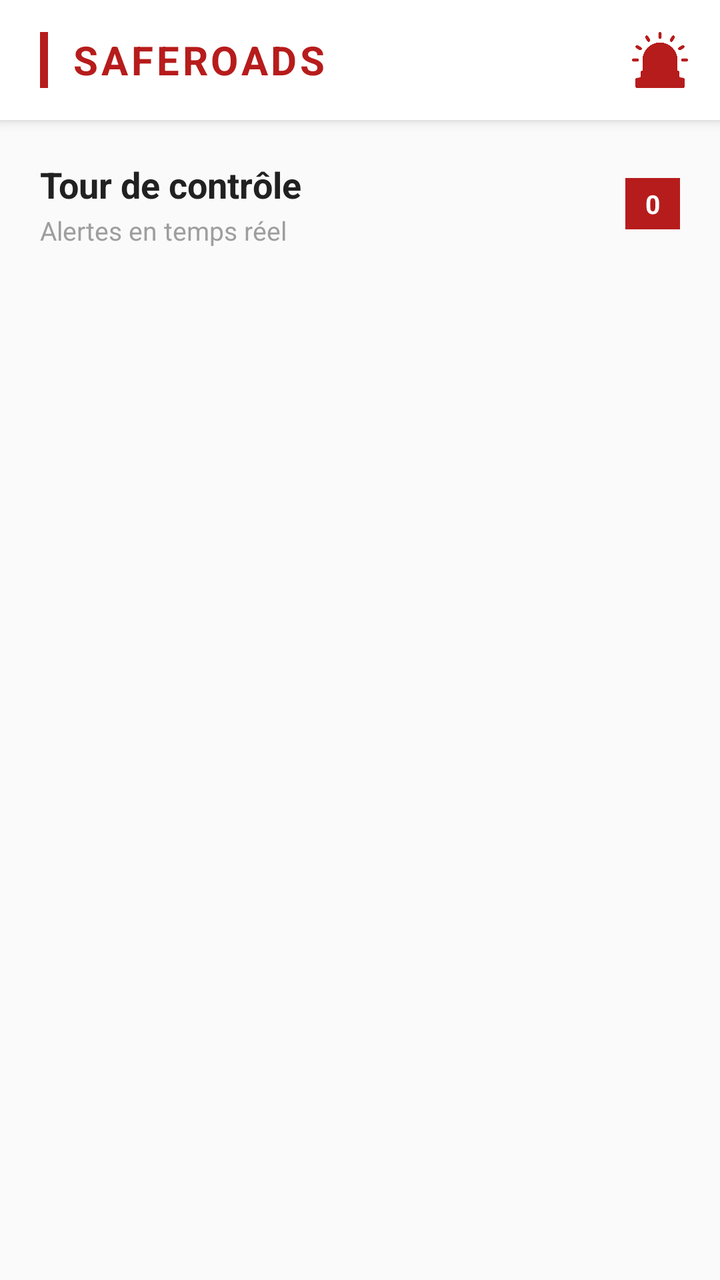
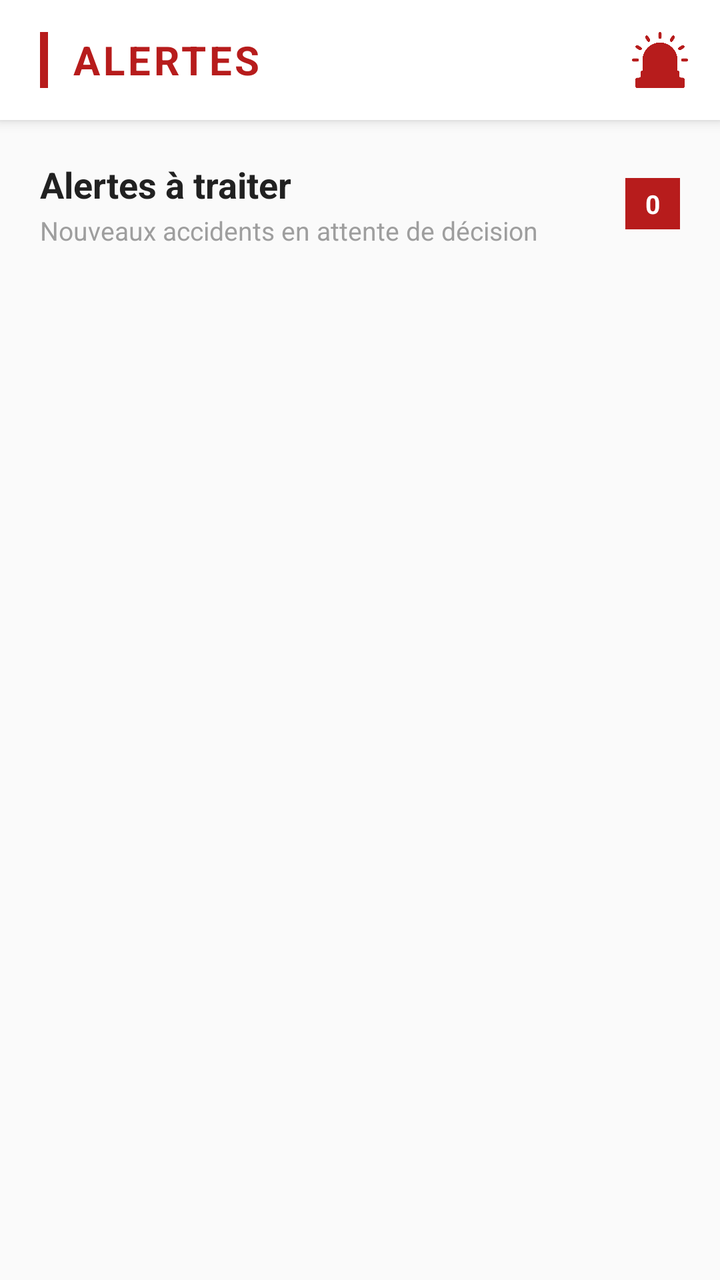

Screens rendered from an Android XML layout before and after an edit, with the pre-edit source and the edit as a unified diff.
<!-- AndroidManifest.xml: application theme Theme.MyApplication -->
<!-- res/layout/fragment_control_tower.xml -->
<?xml version="1.0" encoding="utf-8"?>
<LinearLayout xmlns:android="http://schemas.android.com/apk/res/android"
    xmlns:app="http://schemas.android.com/apk/res-auto"
    android:layout_width="match_parent"
    android:layout_height="match_parent"
    android:orientation="vertical"
    android:background="@color/app_background"
    android:layout_marginTop="25sp">

    
    <LinearLayout
        android:layout_width="match_parent"
        android:layout_height="60dp"
        android:orientation="horizontal"
        android:background="@color/app_surface"
        android:paddingStart="20dp"
        android:paddingEnd="16dp"
        android:gravity="center_vertical"
        android:elevation="4dp">

        <View
            android:layout_width="4dp"
            android:layout_height="28dp"
            android:background="@color/emergency_red"
            android:layout_marginEnd="12dp" />

        <TextView
            android:layout_width="0dp"
            android:layout_height="wrap_content"
            android:layout_weight="1"
            android:text="@string/app_title"
            android:textColor="@color/emergency_red"
            android:textSize="20sp"
            android:textStyle="bold"
            android:letterSpacing="0.08" />

        <ImageView
            android:layout_width="28dp"
            android:layout_height="28dp"
            android:src="@drawable/emergency"
            app:tint="@color/emergency_red" />

    </LinearLayout>

    
    <LinearLayout
        android:layout_width="match_parent"
        android:layout_height="wrap_content"
        android:orientation="horizontal"
        android:paddingStart="20dp"
        android:paddingEnd="20dp"
        android:paddingTop="20dp"
        android:paddingBottom="10dp"
        android:gravity="center_vertical">

        <LinearLayout
            android:layout_width="0dp"
            android:layout_height="wrap_content"
            android:layout_weight="1"
            android:orientation="vertical">

            <TextView
                android:layout_width="wrap_content"
                android:layout_height="wrap_content"
                android:text="@string/control_tower"
                android:textSize="18sp"
                android:textStyle="bold"
                android:textColor="@color/app_text_primary" />

            <TextView
                android:layout_width="wrap_content"
                android:layout_height="wrap_content"
                android:text="@string/realtime_alerts"
                android:textSize="13sp"
                android:textColor="@color/app_text_label"
                android:layout_marginTop="2dp" />

        </LinearLayout>

        
        <TextView
            android:id="@+id/alerts_count_badge"
            android:layout_width="wrap_content"
            android:layout_height="wrap_content"
            android:text="@string/placeholder_zero"
            android:textColor="@color/app_on_primary"
            android:textSize="13sp"
            android:textStyle="bold"
            android:paddingStart="10dp"
            android:paddingEnd="10dp"
            android:paddingTop="4dp"
            android:paddingBottom="4dp"
            android:background="@color/emergency_red" />

    </LinearLayout>

    
    <LinearLayout
        android:id="@+id/empty_state_layout"
        android:layout_width="match_parent"
        android:layout_height="0dp"
        android:layout_weight="1"
        android:orientation="vertical"
        android:gravity="center"
        android:visibility="gone"
        android:padding="32dp">

        <ImageView
            android:layout_width="72dp"
            android:layout_height="72dp"
            android:src="@drawable/ic_menu_alert"
            app:tint="@color/app_info_icon" />

        <TextView
            android:layout_width="wrap_content"
            android:layout_height="wrap_content"
            android:text="@string/no_active_alerts"
            android:textSize="16sp"
            android:textStyle="bold"
            android:textColor="@color/app_text_disabled"
            android:layout_marginTop="16dp" />

        <TextView
            android:layout_width="wrap_content"
            android:layout_height="wrap_content"
            android:text="@string/system_operational"
            android:textSize="14sp"
            android:textColor="@color/app_text_disabled"
            android:layout_marginTop="6dp"
            android:textAlignment="center" />

    </LinearLayout>

    
    <ListView
        android:id="@+id/alerts_list_view"
        android:layout_width="match_parent"
        android:layout_height="0dp"
        android:layout_weight="1"
        android:divider="@color/app_divider"
        android:dividerHeight="3dp"
        android:paddingStart="12dp"
        android:paddingEnd="12dp"
        android:paddingTop="4dp"
        android:paddingBottom="16dp"
        android:clipToPadding="false"
        android:scrollbars="none" />

</LinearLayout>
<!-- resources referenced by this layout -->
<resources>
  <color name="app_background">#FAFAFA</color>
  <color name="app_divider">#DCDADA</color>
  <color name="app_info_icon">#E0E0E0</color>
  <color name="app_on_primary">#FFFFFF</color>
  <color name="app_surface">#FFFFFF</color>
  <color name="app_text_disabled">#BDBDBD</color>
  <color name="app_text_label">#9E9E9E</color>
  <color name="app_text_primary">#212121</color>
  <color name="emergency_red">#B71C1C</color>
  <!-- drawable emergency: png bitmap (drawable, 15995 bytes) -->
  <!-- drawable ic_menu_alert: png bitmap (drawable, 4253 bytes) -->
  <string name="app_title">SAFEROADS</string>
  <string name="control_tower">Tour de contrôle</string>
  <string name="no_active_alerts">Aucune alerte active</string>
  <string name="placeholder_zero">0</string>
  <string name="realtime_alerts">Alertes en temps réel</string>
  <string name="system_operational">Le système est opérationnel</string>
  <style name="Theme.MyApplication" parent="Base.Theme.MyApplication" />
  <style name="Base.Theme.MyApplication" parent="Theme.Material3.DayNight.NoActionBar">
          <item name="colorPrimary">@color/emergency_red</item>
          <item name="colorPrimaryDark">@color/emergency_red_dark</item>
          <item name="colorSecondary">@color/emergency_red</item>
          <item name="colorAccent">@color/emergency_red</item>
          <item name="colorSurface">@color/app_surface</item>
          <item name="colorOnSurface">@color/app_text_primary</item>
          <item name="android:windowLightStatusBar">false</item>
          <item name="android:windowLightNavigationBar">true</item>
          <item name="android:statusBarColor">@color/emergency_red_dark</item>
          <item name="android:navigationBarColor">@color/app_surface</item>
          <item name="android:windowBackground">@color/app_background</item>
      </style>
  <color name="emergency_red_dark">#8E0000</color>
</resources>

<!-- the commit's change to res/layout/fragment_control_tower.xml (unified diff, before → after) -->
@@ -28,7 +28,7 @@
             android:layout_width="0dp"
             android:layout_height="wrap_content"
             android:layout_weight="1"
-            android:text="@string/app_title"
+            android:text="@string/menu_alerts"
             android:textColor="@color/emergency_red"
             android:textSize="20sp"
             android:textStyle="bold"
<!-- resource entries referenced after the edit -->
@@ -11,11 +11,11 @@
   <color name="emergency_red">#B71C1C</color>
   <!-- drawable emergency: png bitmap (drawable, 15995 bytes) -->
   <!-- drawable ic_menu_alert: png bitmap (drawable, 4253 bytes) -->
-  <string name="app_title">SAFEROADS</string>
-  <string name="control_tower">Tour de contrôle</string>
-  <string name="no_active_alerts">Aucune alerte active</string>
+  <string name="control_tower">Alertes à traiter</string>
+  <string name="menu_alerts">ALERTES</string>
+  <string name="no_active_alerts">Aucune nouvelle alerte</string>
   <string name="placeholder_zero">0</string>
-  <string name="realtime_alerts">Alertes en temps réel</string>
+  <string name="realtime_alerts">Nouveaux accidents en attente de décision</string>
   <string name="system_operational">Le système est opérationnel</string>
   <style name="Theme.MyApplication" parent="Base.Theme.MyApplication" />
   <style name="Base.Theme.MyApplication" parent="Theme.Material3.DayNight.NoActionBar">
